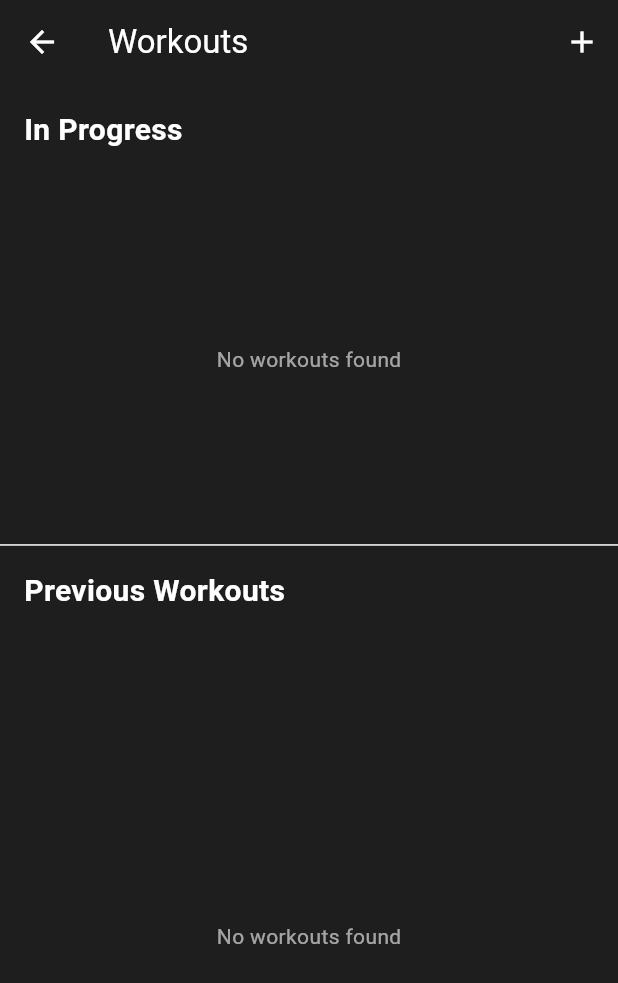
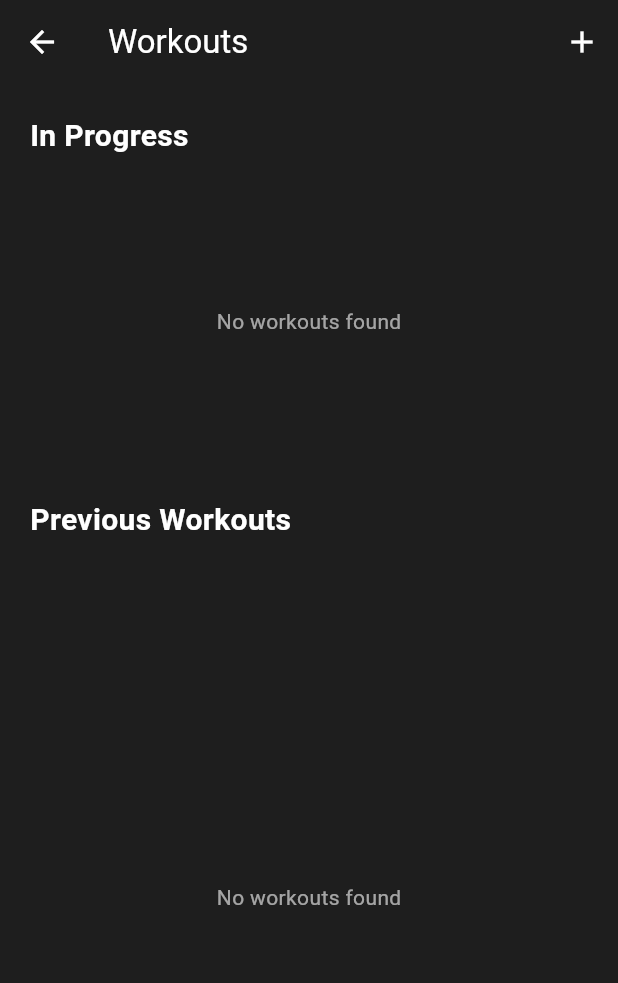
Before and after one commit to ajaparicio36/get-gains, a Flutter app: the WorkoutsScreen screen opened directly, on a phone screen of 412 x 824 dp. Shown: the top 983 px of the screen. Run offline on Flutter 3.47's test engine with Material 3 defaults, Android fonts, the phone set to English and light mode, and no system bars; our stand-ins replace cloud_firestore, firebase_auth, firebase_core, google_sign_in; accounts and stored records are empty.

```diff
--- a/lib/features/workout/screens/workout_screen.dart
+++ b/lib/features/workout/screens/workout_screen.dart
@@ -27,21 +27,28 @@ class WorkoutsScreen extends StatelessWidget {
         children: [
           // In Progress Workouts Section
           Expanded(
-            flex: 2,
+            flex: 1, // Smaller flex for in-progress
+            child: Card(
+              elevation: 0,
+              color: Colors.transparent,
               child: _buildWorkoutSection(
                 title: 'In Progress',
                 stream: _getInProgressWorkouts(),
                 onLongPress: _handleInProgressWorkoutLongPress,
               ),
             ),
-          const Divider(height: 1),
+          ),
           // Previous Workouts Section
           Expanded(
-            flex: 3,
+            flex: 2, // Larger flex for previous workouts
+            child: Card(
+              elevation: 0,
+              color: Colors.transparent,
               child: _buildWorkoutSection(
                 title: 'Previous Workouts',
                 stream: _getPreviousWorkouts(),
                 onLongPress: _handlePreviousWorkoutLongPress,
+              ),
             ),
           ),
         ],
@@ -110,6 +117,7 @@ class WorkoutsScreen extends StatelessWidget {
   ) {
     return Card(
       margin: const EdgeInsets.symmetric(horizontal: 16, vertical: 4),
+      color: Theme.of(context).colorScheme.primary.withOpacity(1),
       child: ListTile(
         title: Text(workout.name),
         subtitle: Text(
```
Lines whose indentation alone changed are shown as unchanged.
